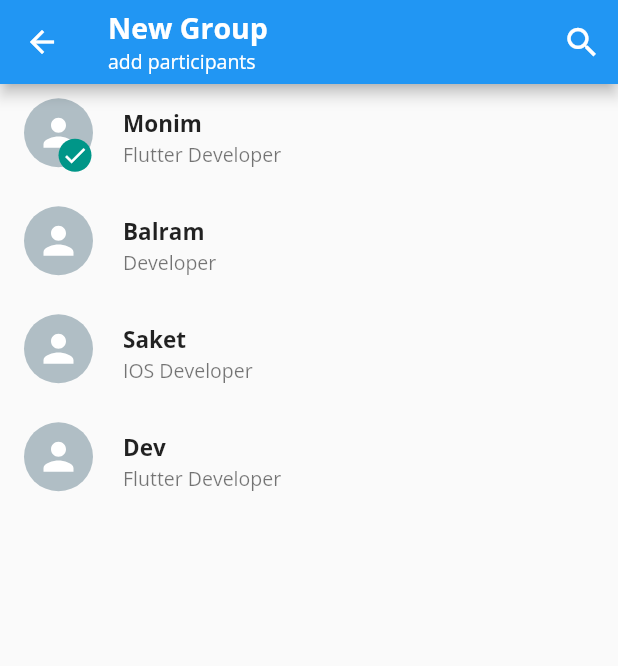
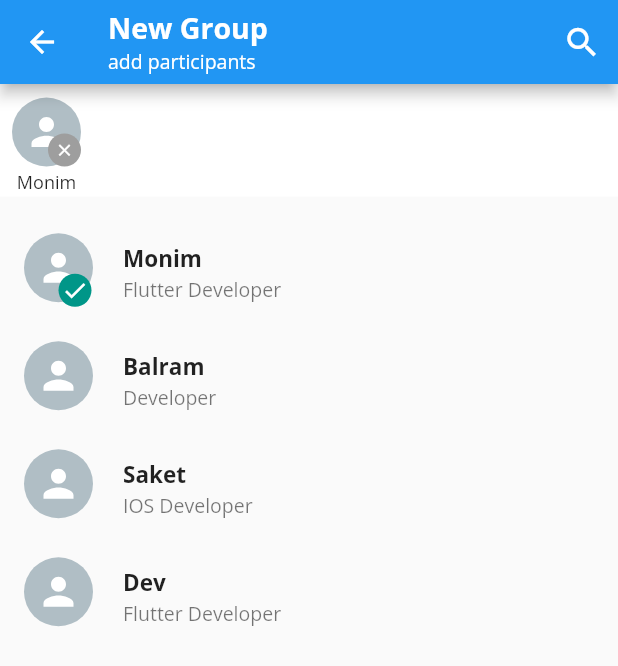
Before and after one commit to Muntasir89/WhatsApp_clone, a Flutter app: the CreateGroup screen opened directly, after a tap on "Monim", on a phone screen of 412 x 824 dp. Shown: the top 666 px of the screen. Run offline on Flutter 3.47's test engine with Material 2 defaults, Android fonts, the phone set to English and light mode, and no system bars; our stand-ins replace emoji_picker_flutter, flutter_svg.

Commit message:
AvatarCard added

```diff
--- a/lib/Screens/ChatPage.dart
+++ b/lib/Screens/ChatPage.dart
@@ -2,7 +2,7 @@ import 'package:flutter/material.dart';
 import 'package:flutter/rendering.dart';
 import 'package:whatsapp_app/Model/ChatModel.dart';
 import 'package:whatsapp_app/Screens/SelectContact.dart';
-import 'package:whatsapp_app/Screens/Widgets/CustomCard.dart';
+import 'package:whatsapp_app/Widgets/CustomCard.dart';
 
 class ChatPage extends StatefulWidget {
   const ChatPage({super.key});
--- a/lib/Screens/CreateGroup.dart
+++ b/lib/Screens/CreateGroup.dart
@@ -1,7 +1,8 @@
 import 'package:flutter/material.dart';
 import 'package:whatsapp_app/Model/ChatModel.dart';
-import 'package:whatsapp_app/Screens/Widgets/ButtonCard.dart';
-import 'package:whatsapp_app/Screens/Widgets/ContactCard.dart';
+import 'package:whatsapp_app/Widgets/AvatarCard.dart';
+import 'package:whatsapp_app/Widgets/ButtonCard.dart';
+import 'package:whatsapp_app/Widgets/ContactCard.dart';
 
 class CreateGroup extends StatefulWidget {
   const CreateGroup({super.key});
@@ -46,7 +47,7 @@ class _CreateGroupState extends State<CreateGroup> {
         select: false),
   ];
 
-  List<ChatModel> groups = [];
+  List<ChatModel> groupmember = [];
 
   @override
   Widget build(BuildContext context) {
@@ -72,22 +73,54 @@ class _CreateGroupState extends State<CreateGroup> {
               onPressed: () {},
             ),
           ]),
-        body: ListView.builder(
-            itemCount: contacts.length,
+      body: Stack(
+        children: [
+          ListView.builder(
+              itemCount: contacts.length + 1,
               itemBuilder: (context, index) {
+                if (index == 0) {
+                  return Container(
+                    height: groupmember.length > 0 ? 90 : 10,
+                  );
+                }
                 return InkWell(
                     onTap: () {
                       setState(() {
-                      if (contacts[index].select == false) {
-                        contacts[index].select = true;
-                        groups.add(contacts[index]);
+                        if (contacts[index - 1].select == false) {
+                          contacts[index - 1].select = true;
+                          groupmember.add(contacts[index - 1]);
                         } else {
-                        contacts[index].select = false;
-                        groups.remove(contacts[index]);
+                          contacts[index - 1].select = false;
+                          groupmember.remove(contacts[index - 1]);
                         }
                       });
                     },
-                  child: ContactCard(contact: contacts[index]));
-            }));
+                    child: ContactCard(contact: contacts[index - 1]));
+              }),
+          groupmember.length > 0
+              ? Container(
+                  height: 75,
+                  color: Colors.white,
+                  child: ListView.builder(
+                    itemCount: contacts.length,
+                    itemBuilder: (context, index) {
+                      if (contacts[index].select == true) {
+                        return InkWell(
+                            onTap: () {
+                              groupmember.remove(contacts[index]);
+                              contacts[index].select = false;
+                            },
+                            child: AvatarCard(contact: contacts[index]));
+                      } else {
+                        return Container();
+                      }
+                    },
+                    scrollDirection: Axis.horizontal,
+                  ),
+                )
+              : Container(),
+        ],
+      ),
+    );
   }
 }
--- a/lib/Screens/HomeScreen.dart
+++ b/lib/Screens/HomeScreen.dart
@@ -1,6 +1,6 @@
 import 'package:flutter/material.dart';
 import 'package:whatsapp_app/Screens/ChatPage.dart';
-import 'package:whatsapp_app/Screens/Widgets/HomeMenu.dart';
+import 'package:whatsapp_app/Widgets/HomeMenu.dart';
 
 class HomeScreen extends StatefulWidget {
   const HomeScreen({super.key});
--- a/lib/Screens/IndividualPage.dart
+++ b/lib/Screens/IndividualPage.dart
@@ -2,7 +2,7 @@ import 'package:emoji_picker_flutter/emoji_picker_flutter.dart';
 import 'package:flutter/material.dart';
 import 'package:flutter_svg/flutter_svg.dart';
 import 'package:whatsapp_app/Model/ChatModel.dart';
-import 'package:whatsapp_app/Screens/Widgets/HomeMenu.dart';
+import 'package:whatsapp_app/Widgets/HomeMenu.dart';
 
 class IndividualPage extends StatefulWidget {
   const IndividualPage({super.key, required this.chatModel});
--- a/lib/Screens/SelectContact.dart
+++ b/lib/Screens/SelectContact.dart
@@ -1,8 +1,8 @@
 import 'package:flutter/material.dart';
 import 'package:whatsapp_app/Model/ChatModel.dart';
 import 'package:whatsapp_app/Screens/CreateGroup.dart';
-import 'package:whatsapp_app/Screens/Widgets/ButtonCard.dart';
-import 'package:whatsapp_app/Screens/Widgets/ContactCard.dart';
+import 'package:whatsapp_app/Widgets/ButtonCard.dart';
+import 'package:whatsapp_app/Widgets/ContactCard.dart';
 
 class SelectContact extends StatefulWidget {
   const SelectContact({super.key});
--- /dev/null
+++ b/lib/Widgets/AvatarCard.dart
@@ -0,0 +1,54 @@
+import 'package:flutter/material.dart';
+import 'package:flutter_svg/flutter_svg.dart';
+import 'package:whatsapp_app/Model/ChatModel.dart';
+
+class AvatarCard extends StatelessWidget {
+  const AvatarCard({super.key, required this.contact});
+  final ChatModel contact;
+
+  @override
+  Widget build(BuildContext context) {
+    return Padding(
+      padding: const EdgeInsets.symmetric(vertical: 2, horizontal: 8),
+      child: Column(
+        mainAxisAlignment: MainAxisAlignment.end,
+        children: [
+          Stack(
+            children: [
+              CircleAvatar(
+                radius: 23,
+                child: SvgPicture.asset(
+                  "assets/person.svg",
+                  color: Colors.white,
+                  height: 30,
+                  width: 30,
+                ),
+                backgroundColor: Colors.blueGrey[200],
+              ),
+              Positioned(
+                right: 0,
+                bottom: 0,
+                child: CircleAvatar(
+                  backgroundColor: Colors.grey,
+                  radius: 11,
+                  child: Icon(
+                    Icons.clear,
+                    color: Colors.white,
+                    size: 13,
+                  ),
+                ),
+              ),
+            ],
+          ),
+          SizedBox(
+            height: 2,
+          ),
+          Text(
+            contact.name,
+            style: TextStyle(fontSize: 12),
+          )
+        ],
+      ),
+    );
+  }
+}
```
Also changed, not shown: lib/Widgets/ButtonCard.dart (renamed from lib/Screens/Widgets/ButtonCard.dart), lib/Widgets/ContactCard.dart (renamed from lib/Screens/Widgets/ContactCard.dart), lib/Widgets/CustomCard.dart (renamed from lib/Screens/Widgets/CustomCard.dart), lib/Widgets/HomeMenu.dart (renamed from lib/Screens/Widgets/HomeMenu.dart). Lines whose indentation alone changed are shown as unchanged.
